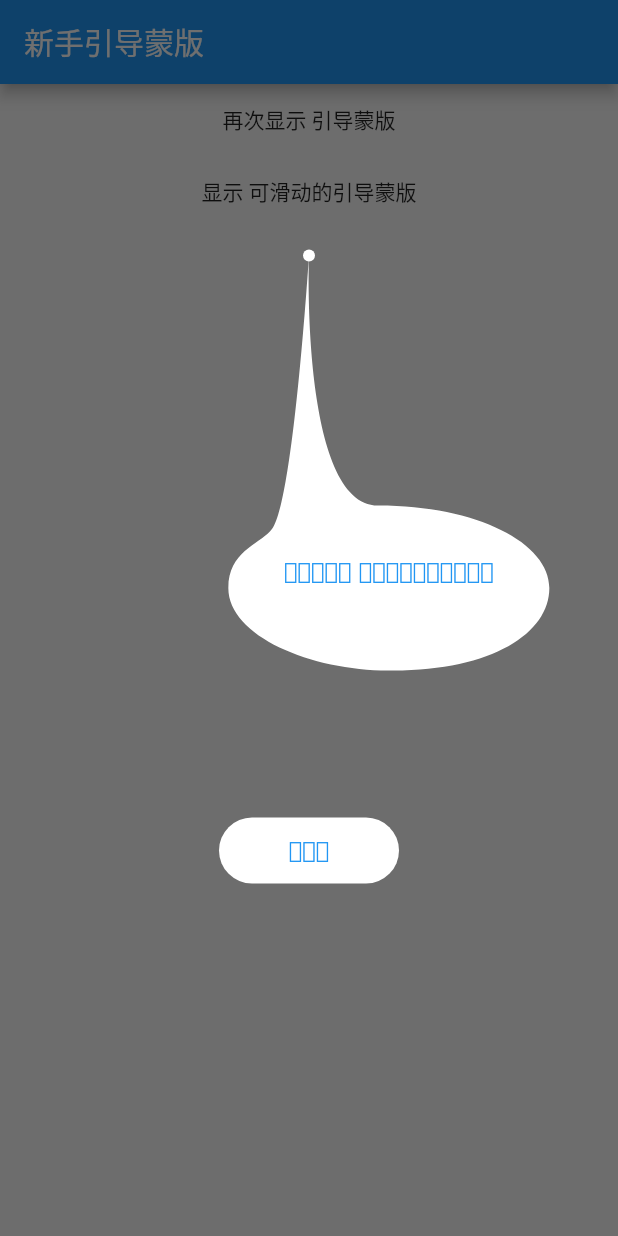
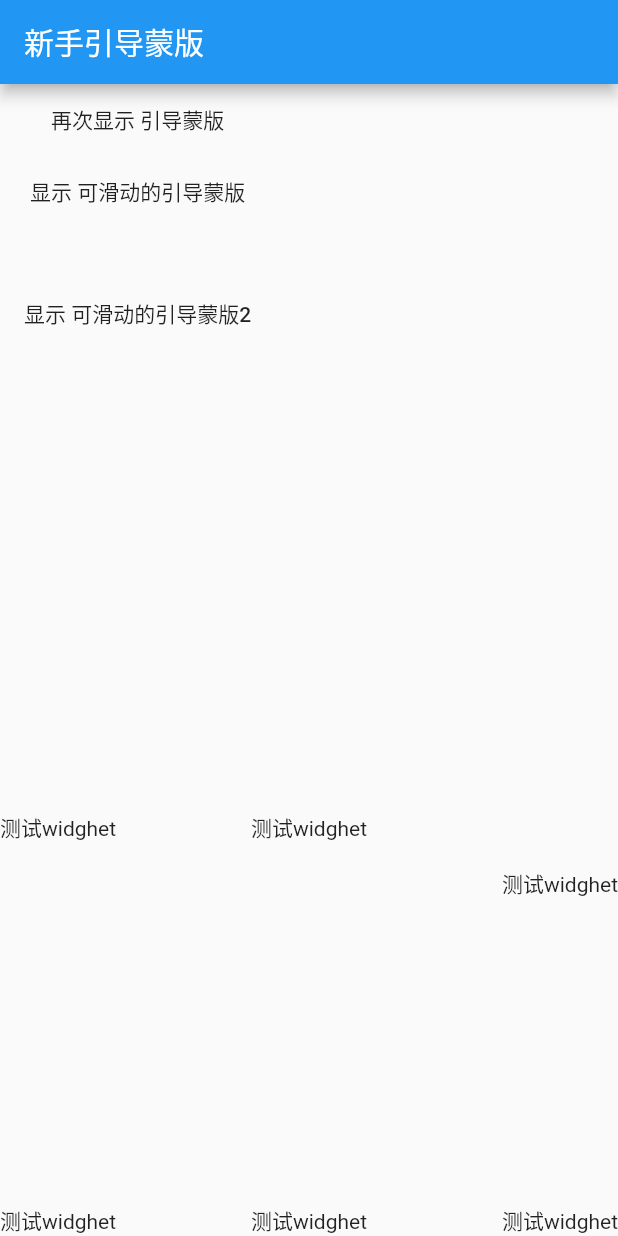
Before and after one commit to zhaolongs/flutter_guidance_plugin, a Flutter app: the screen it shows after launch, after a tap on "显示 可滑动的引导蒙版", on a phone screen of 412 x 824 dp. Run offline on Flutter 3.47's test engine with Material 2 defaults, Android fonts, the phone set to English and light mode, and no system bars.

Commit message:
新增 使用 GlobalKey 自动计算位置

```diff
--- a/example/lib/main.dart
+++ b/example/lib/main.dart
@@ -35,7 +35,6 @@ class _MyAppState extends State<MyApp> {
     super.initState();
 
     Future.delayed(Duration(milliseconds: 5),(){
-      show1();
     });
   }
 
@@ -45,30 +44,40 @@ class _MyAppState extends State<MyApp> {
       appBar: AppBar(
         title: Text("新手引导蒙版"),
       ),
-      body: Row(
-        children: <Widget>[
-          Expanded(
-            child: Column(
-              mainAxisAlignment: MainAxisAlignment.start,
-              crossAxisAlignment: CrossAxisAlignment.center,
-              children: <Widget>[
+      body: Stack(children:<Widget>[
+      Column(children: <Widget>[
         FlatButton(
+          key:_key1,
           child: Text("再次显示 引导蒙版"),
           onPressed: () {
             show1();
           },
         ),
         FlatButton(
+          key:_key2,
           child: Text("显示 可滑动的引导蒙版"),
           onPressed: () {
             show2();
           },
         ),
-              ],
+
+        SizedBox(height: 33,),
+        FlatButton(
+          key:_key3,
+          child: Text("显示 可滑动的引导蒙版2"),
+          onPressed: () {
+            show3();
+          },
         ),
-          )
-        ],
-      ),
+
+      ],),
+        Align(alignment: Alignment.bottomCenter,child: Text("测试widghet",key:_key4),),
+        Align(alignment: Alignment.bottomRight,child: Text("测试widghet",key:_key5),),
+        Align(alignment: Alignment.bottomLeft,child: Text("测试widghet",key:_key6),),
+        Align(alignment: Alignment(0,0.3),child: Text("测试widghet",key:_key7),),
+        Align(alignment: Alignment(-1,0.3),child: Text("测试widghet",key:_key8),),
+        Align(alignment: Alignment(1,0.4),child: Text("测试widghet",key:_key9),),
+      ])
     );
   }
 
@@ -97,6 +106,9 @@ class _MyAppState extends State<MyApp> {
     }
     return curvePointList;
   }
+
+
+  ///这里是不可滑动的模拟数据
   void show1() {
     ///获取模拟数据
     List<CurvePoint>  curvePointList = randomTestData();
@@ -108,9 +120,36 @@ class _MyAppState extends State<MyApp> {
     showBeginnerGuidance(context, curvePointList: curvePointList,pointX: 0,pointY: 0,isSlide:false ,logs: true);
   }
 
+  ///这里是可滑动的模拟数据
   void show2() {
     ///获取模拟数据
     List<CurvePoint>  curvePointList = randomTestData();
     showBeginnerGuidance(context, curvePointList: curvePointList,logs: true,isSlide: true);
   }
+  GlobalKey _key1 = GlobalKey();
+  GlobalKey _key2 = GlobalKey();
+  GlobalKey _key3 = GlobalKey();
+  GlobalKey _key4 = GlobalKey();
+  GlobalKey _key5 = GlobalKey();
+  GlobalKey _key6 = GlobalKey();
+  GlobalKey _key7 = GlobalKey();
+  GlobalKey _key8 = GlobalKey();
+  GlobalKey _key9 = GlobalKey();
+  ///这里是根据KEY 自动计算位置信息的
+  void show3(){
+    List<GlobalKeyPoint>  globalKeyPointList =[];
+    globalKeyPointList.add(GlobalKeyPoint(_key1,tipsMessage: "点击这里可显示蒙版引导效果哈"));
+    globalKeyPointList.add(GlobalKeyPoint(_key2,tipsMessage: "点击这里可 再次显示 引导蒙版"));
+    globalKeyPointList.add(GlobalKeyPoint(_key3,tipsMessage: "点击这里可 再次显示 引导蒙版 这里是自动计算坐标的"));
+//
+    globalKeyPointList.add(GlobalKeyPoint(_key4,tipsMessage: "测试widget"));
+    globalKeyPointList.add(GlobalKeyPoint(_key5,tipsMessage: "测试widget"));
+    globalKeyPointList.add(GlobalKeyPoint(_key6,tipsMessage: "测试widget"));
+//
+    globalKeyPointList.add(GlobalKeyPoint(_key7,tipsMessage: "测试widget"));
+    globalKeyPointList.add(GlobalKeyPoint(_key8,tipsMessage: "测试widget"));
+    globalKeyPointList.add(GlobalKeyPoint(_key9,tipsMessage: "测试widget"));
+
+    showBeginnerGuidance(context, globalKeyPointList:globalKeyPointList ,logs: true,isSlide: true);
   }
+}
--- a/lib/src/curve_painter.dart
+++ b/lib/src/curve_painter.dart
@@ -9,13 +9,37 @@ class CurvePoint {
   ///x,y 指定指引位置 从0-1 ，手机屏幕左上角开始为（0，0）位置，右下角为(1,1)
   double x;
   double y;
+
+  ///要指示的区域透明
+  double eWidth;
+  double eHeight;
+
   ///为引导框内显示的文字
   String tipsMessage;
   String nextString;
 
+  ///为true时显示指引的矩形
+  bool isShowReact;
+
   CurvePoint(this.x, this.y,
-      {this.tipsMessage = "--", this.nextString = "下一步"});
+      {this.tipsMessage = "--", this.nextString = "下一步",this.eWidth=0, this.eHeight=0,this.isShowReact=false});
 }
+
+class GlobalKeyPoint {
+
+  ///widget 对应key 程序自动判断
+  GlobalKey key;
+
+  ///为引导框内显示的文字
+  String tipsMessage;
+  String nextString;
+  ///为true时显示指引的矩形
+  bool isShowReact;
+
+  GlobalKeyPoint(this.key,
+      {this.tipsMessage = "--", this.nextString = "下一步",this.isShowReact=false});
+}
+
 
 ///提示框的位置
 enum CurverAlign {
@@ -41,6 +65,12 @@ class CurvePainter extends CustomPainter {
   double pointX = 0;
   double pointY = 0;
 
+  double pointWidth = 0;
+  double pointHeight = 0;
+
+  ///为true时显示指引的矩形
+  bool isShowReact;
+
   ///文字颜色
   Color textColor;
 
@@ -56,7 +86,7 @@ class CurvePainter extends CustomPainter {
   Color nextTextColor = Colors.black;
 
   ///下一步文字
-  String nextTextTip ;
+  String nextTextTip;
 
   ///
   Offset slideOffset;
@@ -64,11 +94,13 @@ class CurvePainter extends CustomPainter {
   Function(Rect rect) clickLiser;
 
   CurvePainter(this.textColor, this.pointX, this.pointY,
-      {this.clickLiser,this.textTip,this.nextTextTip="下一步",this.slideOffset});
+      {this.clickLiser, this.textTip, this.nextTextTip = "下一步", this.slideOffset,this.pointHeight,this.pointWidth,this.isShowReact});
 
   ///实际的绘画发生在这里
   @override
   void paint(Canvas canvas, Size size) {
+
+    canvas.save();
     //屏幕高,这里不是一直成立,像当有Center 父控件的时候就不成立
     double height = size.height;
     //屏幕宽
@@ -92,33 +124,31 @@ class CurvePainter extends CustomPainter {
 
 
     curverArrowsAlign = ArrowsAlign.top;
-    curverAlign=CurverAlign.center;
+    curverAlign = CurverAlign.center;
 //
-    if(pointY<=0.3){
+    if (pointY <= 0.3) {
       ///屏幕的上部分 箭头在上 提示框在中
       curverArrowsAlign = ArrowsAlign.top;
-      if(pointX<0.5){
-        curverAlign=CurverAlign.center;
-      }else{
-        curverAlign=CurverAlign.centerRight;
+      if (pointX < 0.5) {
+        curverAlign = CurverAlign.center;
+      } else {
+        curverAlign = CurverAlign.centerRight;
       }
-
-    }else if(pointY>0.3&&pointY<0.6){
-      if(pointX<0.3){
+    } else if (pointY > 0.3 && pointY < 0.6) {
+      if (pointX < 0.3) {
         curverArrowsAlign = ArrowsAlign.bottomtLeft;
-        curverAlign=CurverAlign.topLeft;
-      }else{
+        curverAlign = CurverAlign.topLeft;
+      } else {
         curverArrowsAlign = ArrowsAlign.bottomtRight;
-        curverAlign=CurverAlign.topRight;
+        curverAlign = CurverAlign.topRight;
       }
-
-    }else{
-      if(pointX<0.3){
+    } else {
+      if (pointX < 0.3) {
         curverArrowsAlign = ArrowsAlign.bottomtLeft;
-        curverAlign=CurverAlign.centerLeft;
-      }else{
+        curverAlign = CurverAlign.centerLeft;
+      } else {
         curverArrowsAlign = ArrowsAlign.bottomtRight;
-        curverAlign=CurverAlign.centerRight;
+        curverAlign = CurverAlign.centerRight;
       }
     }
 
@@ -131,7 +161,7 @@ class CurvePainter extends CustomPainter {
      */
     double left = (width - 214) / 2;
     double top = 64;
-    if(slideOffset==null||slideOffset==Offset.zero) {
+    if (slideOffset == null || slideOffset == Offset.zero) {
       if (curverAlign == CurverAlign.topCenter) {
         ///顶部居中
         left = (width - 214) / 2;
@@ -169,24 +199,30 @@ class CurvePainter extends CustomPainter {
         left = width - 214;
         top = height - 100;
       }
-      preSlideOffset = Offset(top,left);
-    }else{
-      left= slideOffset.dx-20;
-      top= slideOffset.dy-20;
+      preSlideOffset = Offset(top, left);
+    } else {
+      left = slideOffset.dx - 20;
+      top = slideOffset.dy - 20;
     }
 
     CurvePoint A = CurvePoint(left, top);
 
     ///TODO 这还没写好
+    ///
+    drawBackgroundFunction(canvas,ex,ey,size);
 
     ///绘制箭头在右下角的内容
     if (curverArrowsAlign == ArrowsAlign.bottomtRight) {
-      drawArrowsBottomRight(canvas, A, width, ex, ey);
+      ey-=pointHeight;
+      drawArrowsBottomRight(canvas, A, size, ex, ey);
     } else if (curverArrowsAlign == ArrowsAlign.bottomtLeft) {
-      drawArrowsBottomLeft(canvas, A, width, ex, ey);
+      ey-=pointHeight;
+      drawArrowsBottomLeft(canvas, A, size, ex, ey);
     } else if (curverArrowsAlign == ArrowsAlign.top) {
-      drawArrowsTopLeft(canvas, A, width, ex, ey);
+      drawArrowsTopLeft(canvas, A, size, ex, ey);
     }
+
+    canvas.restore();
   }
 
   ///你的绘画依赖于一个变量并且该变量发生了变化，那么你在这里返回true，
@@ -196,11 +232,31 @@ class CurvePainter extends CustomPainter {
     return true;
   }
 
+  Rect rect2;
+  void drawBackgroundFunction(Canvas canvas,double ex,double ey,Size size) {
+    ///绘制蒙版背景
+    Paint backgroundPaint = new Paint();
+    backgroundPaint.color=Color(0x90000000);
+    canvas.drawRect(Rect.fromLTRB(0, 0, 0, 0), backgroundPaint);
+
+    //绘制两个矩形
+    Rect rect1 = Rect.fromCircle(center: Offset(0.0, 0.0), radius:size.height);
+    if(isShowReact&&pointWidth!=null&&pointWidth!=0&&pointHeight!=null&&pointHeight!=0){
+        rect2 = Rect.fromLTRB(ex, ey-pointHeight,ex+pointWidth,ey);
+    }else{
+      rect2 = Rect.fromCircle(center: Offset(0, 0), radius: 0.0);
+    }
+    //分别绘制外部圆角矩形和内部的圆角矩形
+    RRect outer = RRect.fromRectAndRadius(rect1, Radius.circular(0));
+    RRect inner = RRect.fromRectAndRadius(rect2, Radius.circular(pointWidth/5));
+    canvas.drawDRRect(outer, inner, backgroundPaint);
+  }
+
   double wRadious = 214 / 2;
   double hRadious = 55;
 
-  void drawArrowsTopLeft(
-      Canvas canvas, CurvePoint A, double width, double ex, double ey) {
+  void drawArrowsTopLeft(Canvas canvas, CurvePoint A, Size size, double ex,
+      double ey) {
     var paint = Paint();
     paint.color = Colors.white;
     var path = Path();
@@ -252,52 +308,23 @@ class CurvePainter extends CustomPainter {
     ///绘制 Path
     canvas.drawPath(path, paint);
 
-    double nextX = 0;
-    double nextY = 0;
 
-    ///箭头在屏幕右面 下一步应该在屏幕右边
-    nextX = G.x - 20;
-    nextY = G.y + 150;
 
-    ///箭头在屏幕左面 下一步应该在屏幕右边
-    if (curverAlign == CurverAlign.center ||
-        curverAlign == CurverAlign.centerLeft ||
-        curverAlign == CurverAlign.centerRight) {
-      nextX = width / 2;
-      nextY = G.y + 120;
-    }
 
-    if (curverAlign == CurverAlign.bottomLeft ||
-        curverAlign == CurverAlign.bottomRight ||
-        curverAlign == CurverAlign.bottomCenter) {
-      nextY = E.y + 150;
-    }
-
-    //用Rect构建一个边长50,中心点坐标为100,100的矩形
-    Rect rect =
-        Rect.fromCenter(center: Offset(nextX, nextY), width: 120, height: 44);
-    //根据上面的矩形,构建一个圆角矩形
-    RRect rrect = RRect.fromRectAndRadius(rect, Radius.circular(22.0));
-    canvas.drawRRect(rrect, paint);
-
-    ///点击区域位置记录
-    if (clickLiser != null) {
-      clickLiser(rect);
-    }
     ///绘制点位置
-    canvas.drawCircle(Offset(ex,ey), 4, paint);
+    canvas.drawCircle(Offset(ex, ey), 4, paint);
 
     ///绘制文本
     drawTextFunction(
         C.x - A.x - 40, Offset(A.x + 20, A.y - 20), canvas, textTip);
 
     ///绘制下一步
-    drawTextFunction(100, Offset(nextX - 50, nextY - 9), canvas, nextTextTip);
+    drawNextFunction(A, B, C, G,size,canvas, nextTextTip);
   }
 
   ///绘制箭头在右下角的内容
-  void drawArrowsBottomRight(
-      Canvas canvas, CurvePoint A, double width, double ex, double ey) {
+  void drawArrowsBottomRight(Canvas canvas, CurvePoint A,Size size,
+      double ex, double ey) {
     var paint = Paint();
     paint.color = Colors.white;
     var path = Path();
@@ -356,41 +383,20 @@ class CurvePainter extends CustomPainter {
 
     ///绘制 Path
     canvas.drawPath(path, paint);
+
     ///绘制点位置
-    canvas.drawCircle(Offset(ex,ey), 4, paint);
-
-    double nextX = 0;
-    double nextY = 0;
-
-    ///箭头在屏幕右面 下一步应该在屏幕右边
-    nextX = E.x - 120;
-    nextY = E.y;
-
-    ///箭头在屏幕左面 下一步应该在屏幕右边
-    if (E.x < width / 2) {
-      nextX = E.x + 120;
-    }
-
-    //用Rect构建一个边长50,中心点坐标为100,100的矩形
-    Rect rect =
-        Rect.fromCenter(center: Offset(nextX, nextY), width: 120, height: 44);
-    //根据上面的矩形,构建一个圆角矩形
-    RRect rrect = RRect.fromRectAndRadius(rect, Radius.circular(22.0));
-    canvas.drawRRect(rrect, paint);
-    if (clickLiser != null) {
-      clickLiser(rect);
-    }
+    canvas.drawCircle(Offset(ex, ey), 4, paint);
 
     ///绘制文本
     drawTextFunction(
         C.x - A.x - 40, Offset(A.x + 20, A.y - 20), canvas, textTip);
 
     ///绘制下一步
-    drawTextFunction(100, Offset(nextX - 50, nextY - 10), canvas, nextTextTip);
+    drawNextFunction(A, B, C, G,size,canvas, nextTextTip);
   }
 
-  void drawArrowsBottomLeft(
-      Canvas canvas, CurvePoint A, double width, double ex, double ey) {
+  void drawArrowsBottomLeft(Canvas canvas, CurvePoint A, Size size,
+      double ex, double ey) {
     var paint = Paint();
     paint.color = Colors.white;
     var path = Path();
@@ -450,48 +456,96 @@ class CurvePainter extends CustomPainter {
     ///绘制 Path
     canvas.drawPath(path, paint);
 
-    double nextX = 0;
-    double nextY = 0;
+    ///绘制点位置
+    canvas.drawCircle(Offset(ex, ey), 4, paint);
 
-    ///箭头在屏幕右面 下一步应该在屏幕右边
-    nextX = E.x - 120;
-    nextY = E.y;
+    ///绘制文本
+    drawTextFunction(
+        C.x - A.x - 40, Offset(A.x + 20, A.y - 20), canvas, textTip);
 
-    ///箭头在屏幕左面 下一步应该在屏幕右边
-    if (E.x < width / 2) {
-      nextX = E.x + 120;
+    ///绘制下一步
+    drawNextFunction(A, B, C, G,size,canvas, nextTextTip);
   }
 
+
+  void drawNextFunction(CurvePoint A, CurvePoint B, CurvePoint C, CurvePoint G,Size size, Canvas canvas,
+      String text,
+      {Color textColor = Colors.blue}) {
+
+    double nextX=0;
+    double nextY=0;
+
+    if(curverAlign==CurverAlign.centerRight){
+      if(curverArrowsAlign==ArrowsAlign.top){
+        ///下面 参考点 G
+        nextY = G.y+44*2;
+        nextX = G.x-120;
+      }else{
+        ///上面 参考点 B点
+        nextY = B.y-44*2;
+        nextX = B.x-120;
+      }
+    }else if(curverAlign==CurverAlign.centerLeft){
+      if(curverArrowsAlign==ArrowsAlign.top){
+        ///下面 参考点 G
+        nextY = G.y+44*2;
+        nextX = G.x+120;
+      }else{
+        ///上面 参考点 B点
+        nextY = B.y-44*2;
+        nextX = B.x+120;
+      }
+    }else if(curverAlign==CurverAlign.center){
+      if(curverArrowsAlign==ArrowsAlign.top){
+        ///下面 参考点 G
+        nextY = G.y+44*2;
+        nextX = G.x;
+      }else{
+        ///上面 参考点 B点
+        nextY = B.y-44*2;
+        nextX = B.x;
+      }
+    }else{
+      nextY = size.height/2-44;
+      nextX = size.width/2-60;
+    }
+
+    if(nextX<0){
+      nextX=0;
+    }else if(nextX+120>size.width){
+      nextX = size.width-120;
+    }
+
+    var paint = Paint();
+    paint.color = Colors.white;
     //用Rect构建一个边长50,中心点坐标为100,100的矩形
     Rect rect =
     Rect.fromCenter(center: Offset(nextX, nextY), width: 120, height: 44);
     //根据上面的矩形,构建一个圆角矩形
     RRect rrect = RRect.fromRectAndRadius(rect, Radius.circular(22.0));
     canvas.drawRRect(rrect, paint);
+
+    ///点击区域位置记录
     if (clickLiser != null) {
       clickLiser(rect);
     }
-    ///绘制点位置
-    canvas.drawCircle(Offset(ex,ey), 4, paint);
 
-    ///绘制文本
-    drawTextFunction(
-        C.x - A.x - 40, Offset(A.x + 20, A.y - 20), canvas, textTip);
+    drawTextFunction(rect.width,Offset(rect.left,rect.top+10),canvas,"下一步");
 
-    ///绘制下一步
-    drawTextFunction(100, Offset(nextX - 50, nextY - 10), canvas, nextTextTip);
   }
 
   ///[textWidth] 文本的宽度
   ///[textOffset] 文本绘制的开始位置 左上角
   ///[text] 绘制的文字内容
-  void drawTextFunction(
-      double textWidth, Offset textOffset, Canvas canvas, String text,
+  void drawTextFunction(double textWidth, Offset textOffset, Canvas canvas,
+      String text,
       {Color textColor = Colors.blue}) {
     ///创建画笔
     var textPaint = Paint();
+
     ///设置画笔颜色
     textPaint.color = textColor;
+
     /// 新建一个段落建造器，然后将文字基本信息填入;
     ui.ParagraphBuilder pb = ui.ParagraphBuilder(ui.ParagraphStyle(
       textAlign: TextAlign.center,
@@ -499,6 +553,7 @@ class CurvePainter extends CustomPainter {
       fontStyle: FontStyle.normal,
       fontSize: 15.0,
     ));
+
     ///设置文字的样式
     pb.pushStyle(ui.TextStyle(color: textColor));
 
@@ -512,10 +567,14 @@ class CurvePainter extends CustomPainter {
     // 设置文本的宽度约束
     ui.ParagraphConstraints pc = ui.ParagraphConstraints(width: textWidth);
     // 这里需要先layout,将宽度约束填入，否则无法绘制
-    ui.Paragraph paragraph = pb.build()..layout(pc);
+    ui.Paragraph paragraph = pb.build()
+      ..layout(pc);
+
     ///偏移量在这里指的是文字左上角的 位置
     canvas.drawParagraph(paragraph, textOffset);
   }
+
+
 }
 
 class CurvePainter1 extends CustomPainter {
--- a/lib/src/exp_guilde_function.dart
+++ b/lib/src/exp_guilde_function.dart
@@ -8,6 +8,7 @@ import 'guide_page.dart';
 ///显示新手蒙版引导页面
 /// 更多信息可查看 https://blog.csdn.net/zl18603543572
 ///[context]当前上下文对象
+///[globalKeyPointList] 需要引导的位置信息  List，GlobalKey widget 位置主键标识
 ///[curvePointList] 需要引导的位置信息  List，
 ///   CurvePoint 中 x,y 指定指引位置 从0-1 ，手机屏幕左上角开始为（0，0）位置，右下角为(1,1)
 ///   CurvePoint tipsMessage 为引导框内显示的文字
@@ -18,6 +19,7 @@ import 'guide_page.dart';
 /// [clickCallback] 点击下一步的回调事件 参数 isEnd 为true 时表示最后一页指引
 void showBeginnerGuidance(BuildContext context,
     {List<CurvePoint> curvePointList,
+      List<GlobalKeyPoint> globalKeyPointList,
       double pointX = 0,
       double pointY = 0,
       Color tipsTextColor,
@@ -32,6 +34,7 @@ void showBeginnerGuidance(BuildContext context,
     pageBuilder: (context, animation, secondaryAnimation) {
       ///GuideSplashPage 是引导页面具体实现
       return GuideSplashPage(
+          globalKeyPointList:globalKeyPointList,
           curvePointList: curvePointList,
           pointX: pointX,
           pointY: pointY,
--- a/lib/src/guide_page.dart
+++ b/lib/src/guide_page.dart
@@ -1,6 +1,5 @@
-
-import 'package:flutter/cupertino.dart';
 import 'package:flutter/material.dart';
+import 'dart:async';
 import 'package:flutter_guidance_plugin/src/guide_logs.dart';
 
 import 'curve_painter.dart';
@@ -14,14 +13,19 @@ class GuideSplashPage extends StatefulWidget {
   ///是否可滑动
   bool isSlide = false;
 
+  ///需要引导的位置信息  List，GlobalKey widget 位置主键标识
+  ///还是要转换成 List<CurvePoint>
+  List<GlobalKeyPoint> globalKeyPointList;
   List<CurvePoint> curvePointList;
   Function(bool isEnd) clickCallback;
-  GuideSplashPage(
-      {this.curvePointList,
+
+  GuideSplashPage({this.globalKeyPointList,
+    this.curvePointList,
     this.textColor = Colors.black,
     this.pointX = 0,
     this.pointY = 0,
-      this.isSlide = false,this.clickCallback});
+    this.isSlide = false,
+    this.clickCallback});
 
   @override
   State<StatefulWidget> createState() {
@@ -41,25 +45,87 @@ class _GuidePageState extends State<GuideSplashPage> {
   void initState() {
     super.initState();
 
-    if (widget.curvePointList == null || widget.curvePointList.length == 0) {
+    // 监听widget渲染完成
+    WidgetsBinding.instance.addPostFrameCallback((duration){
+      ///页面初始化完成后再构建数据
+     controllerInitData();
+    });
+  }
+  void controllerInitData() {
+
+
+    if ((widget.globalKeyPointList == null ||
+        widget.globalKeyPointList.length == 0) &&
+        (widget.curvePointList == null || widget.curvePointList.length == 0)) {
       widget.curvePointList = [];
       widget.curvePointList.add(CurvePoint(widget.pointX, widget.pointY));
+    } else if (widget.globalKeyPointList != null &&
+        widget.globalKeyPointList.length > 0) {
+
+      widget.curvePointList = [];
+
+      ///获取当前屏幕的宽与高
+      double screenWidth2 = MediaQuery
+          .of(context)
+          .size
+          .width;
+      double screenHeight2 = MediaQuery
+          .of(context)
+          .size
+          .height;
+
+      ///转换数据
+      ///将 GlobalKeyPoint数据转为 CurvePoint 类型数据
+      for (GlobalKeyPoint pointBean in widget.globalKeyPointList) {
+        if (pointBean.key != null && pointBean.key.currentContext != null) {
+          //获取position
+          RenderBox renderBox = pointBean.key.currentContext.findRenderObject();
+          ///获取 Offset
+          Offset offset1 = renderBox.localToGlobal(Offset.zero);
+          ///获取 Size
+          //获取size
+          Size size1 = renderBox.size;
+
+          ///构建使用数据结构
+          ///计算比例
+          CurvePoint curvePoint = CurvePoint(
+              offset1.dx / screenWidth2, (offset1.dy +size1.height) / screenHeight2,
+              tipsMessage: pointBean.tipsMessage,
+              nextString: pointBean.nextString,eWidth: size1.width,eHeight: size1.height,isShowReact: pointBean.isShowReact);
+
+
+          widget.curvePointList.add(curvePoint);
+
+          GuideLogs.e(
+              "获取到的位置信息 dx ${offset1.dx}  dy  ${offset1
+                  .dy}  screenWidht $screenWidth2  screenHeight $screenHeight2 eWidth${size1.width} eHeight${size1.height}");
+        } else {
+          GuideLogs.e("空数据 ");
         }
       }
 
+      setState(() {
+
+      });
+    }
+  }
   @override
   Widget build(BuildContext context) {
-    double padding = (MediaQuery.of(context).size.width / 9);
-    double height = MediaQuery.of(context).size.height;
-    double width = MediaQuery.of(context).size.width;
+    double padding = (MediaQuery
+        .of(context)
+        .size
+        .width / 9);
+    double height = MediaQuery
+        .of(context)
+        .size
+        .height;
+    double width = MediaQuery
+        .of(context)
+        .size
+        .width;
+
     ///在Flutter中通过WillPopScope来实现返回按钮拦截
     return WillPopScope(
-        child: Container(
-          height: height,
-          width: width,
-          color: Color(0x90000000),
-          child: Padding(
-            padding: EdgeInsets.all(padding),
         child: new Material(
           color: Color(0x00ffffff),
           type: MaterialType.transparency,
@@ -78,7 +144,9 @@ class _GuidePageState extends State<GuideSplashPage> {
               }
             },
             onHorizontalDragUpdate: (startDetails) {
-                  GuideLogs.e('位置变化 dx:${startDetails.globalPosition.dx}  dy:${startDetails.globalPosition.dy}');
+              GuideLogs.e(
+                  '位置变化 dx:${startDetails.globalPosition
+                      .dx}  dy:${startDetails.globalPosition.dy}');
               if (widget.isSlide) {
                 setState(() {
                   slideOffset = startDetails.globalPosition;
@@ -101,8 +169,6 @@ class _GuidePageState extends State<GuideSplashPage> {
             ),
           ),
         ),
-          ),
-        ),
         ///在Android手机中，当点击后退按钮的时候，会回调此事件
         ///在这里返回 false 表示拦截事件
         onWillPop: () async {
@@ -120,6 +186,7 @@ class _GuidePageState extends State<GuideSplashPage> {
       double right = nextRect.right + 60;
       double bottom = nextRect.bottom + 60;
       double top = nextRect.top - 60;
+
       ///获取当前屏幕上手指点击的位置
       double dx = globalPosition.dx;
       double dy = globalPosition.dy;
@@ -130,13 +197,14 @@ class _GuidePageState extends State<GuideSplashPage> {
           setState(() {
             currentPointIndex++;
           });
+
           ///蒙版中点击下一步的回调事件
-          if(widget.clickCallback!=null){
+          if (widget.clickCallback != null) {
             widget.clickCallback(false);
           }
         } else {
           ///如果是最后一页退出蒙版引导
-          if(widget.clickCallback!=null){
+          if (widget.clickCallback != null) {
             widget.clickCallback(true);
           }
           Navigator.of(context).pop();
@@ -151,8 +219,18 @@ class _GuidePageState extends State<GuideSplashPage> {
   }
 
   Widget buildCustomPainter() {
-    double height = MediaQuery.of(context).size.height;
-    double width = MediaQuery.of(context).size.width;
+    double height = MediaQuery
+        .of(context)
+        .size
+        .height;
+    double width = MediaQuery
+        .of(context)
+        .size
+        .width;
+
+    if(widget.curvePointList==null||widget.curvePointList.length==0){
+      return Container(height: height,width: width,color: Color(0x000000),);
+    }
 
     ///获取当前指引信息
     CurvePoint curvePoint = widget.curvePointList[currentPointIndex];
@@ -162,8 +240,12 @@ class _GuidePageState extends State<GuideSplashPage> {
       size: Size(width, height),
 
       ///这是CustomPainter类的一个实例，它在画布上绘制绘画的第一层
-      painter: CurvePainter(widget.textColor, curvePoint.x, curvePoint.y,textTip: curvePoint.tipsMessage,
-          clickLiser: liserClickCallback,slideOffset:slideOffset),
+      painter: CurvePainter(widget.textColor, curvePoint.x, curvePoint.y,
+          pointHeight: curvePoint.eHeight,
+          pointWidth: curvePoint.eWidth,
+          textTip: curvePoint.tipsMessage,
+          clickLiser: liserClickCallback,
+          slideOffset: slideOffset),
 //      painter: CurvePainter(
 //          widget.textColor, widget.pointX / width, widget.pointY / height,
 //          textTip: curvePoint.tipsMessage, clickLiser: liserClickCallback),
@@ -177,4 +259,6 @@ class _GuidePageState extends State<GuideSplashPage> {
       ///foregroundPainter:CurvePainter(widget.textColor, 0.4, 0.4),
     );
   }
+
+
 }
```
Also changed, not shown: 1 other file. Lines whose indentation alone changed are shown as unchanged.
